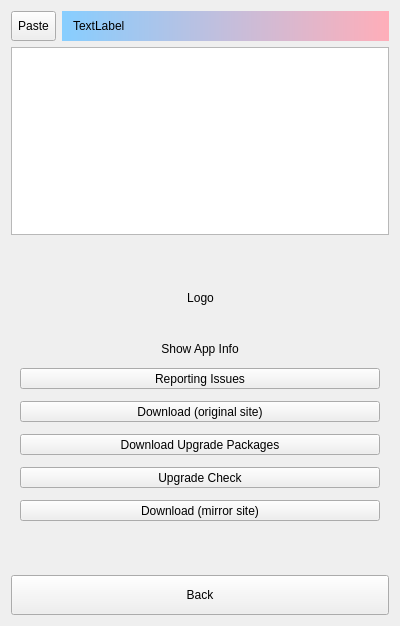
This is src/RemarksAbout.ui in ic005k/Knot-Legacy as Qt 5 draws it before an edit. The edited form follows.
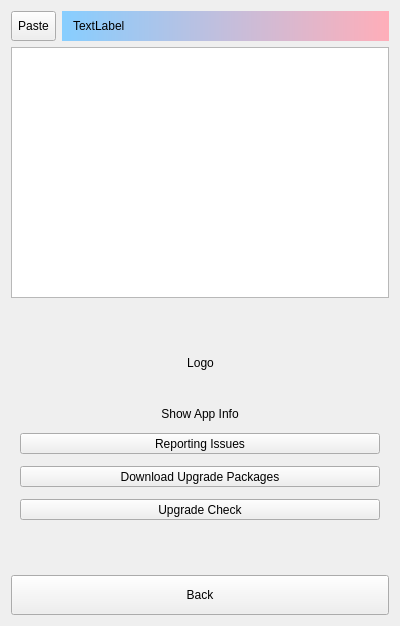
This is the edited form.

Commit message: 优化了“关于”和“笔记”编辑界面元素

The edit to the form file:
```diff
--- a/src/RemarksAbout.ui
+++ b/src/RemarksAbout.ui
@@ -192,20 +192,7 @@
        </widget>
       </item>
       <item>
-       <widget class="QToolButton" name="btnDL">
-        <property name="sizePolicy">
-         <sizepolicy hsizetype="Preferred" vsizetype="Fixed">
-          <horstretch>0</horstretch>
-          <verstretch>0</verstretch>
-         </sizepolicy>
-        </property>
-        <property name="text">
-         <string>Download (original site)</string>
-        </property>
-       </widget>
-      </item>
-      <item>
-       <widget class="QToolButton" name="btnTest">
+       <widget class="QToolButton" name="btnDownloadUP">
         <property name="sizePolicy">
          <sizepolicy hsizetype="Preferred" vsizetype="Fixed">
           <horstretch>0</horstretch>
@@ -230,19 +217,6 @@
         </property>
        </widget>
       </item>
-      <item>
-       <widget class="QToolButton" name="btnMirrorDL">
-        <property name="sizePolicy">
-         <sizepolicy hsizetype="Preferred" vsizetype="Fixed">
-          <horstretch>0</horstretch>
-          <verstretch>0</verstretch>
-         </sizepolicy>
-        </property>
-        <property name="text">
-         <string>Download (mirror site)</string>
-        </property>
-       </widget>
-      </item>
       <item>
        <spacer name="verticalSpacer">
         <property name="orientation">
```
The commit also changes 6 other files.
